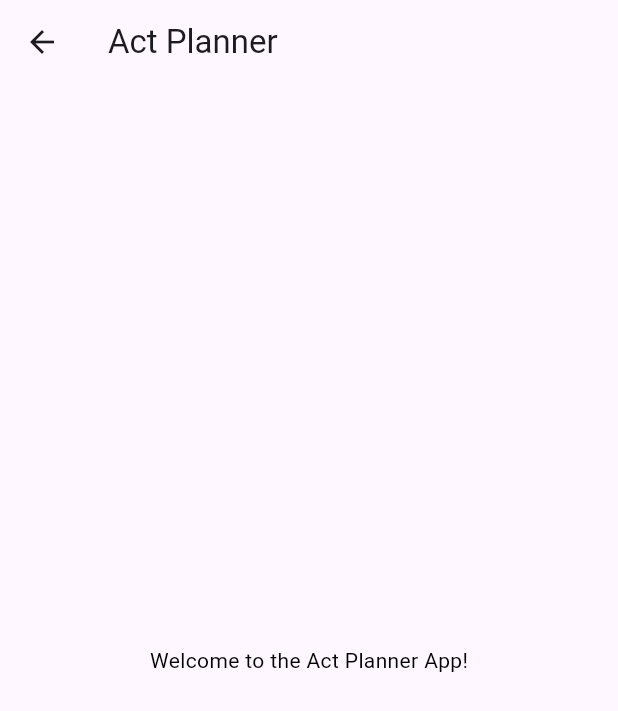
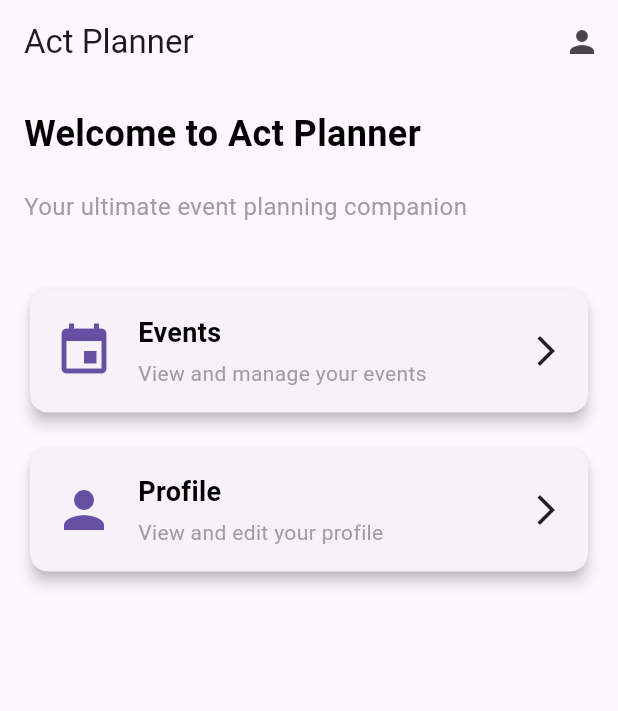
Before and after one commit to Ankk98/act_planner_app, a Flutter app: the HomeScreen screen opened directly, on a phone screen of 412 x 824 dp. Shown: the top 711 px of the screen. Run offline on Flutter 3.47's test engine with Material 3 defaults, Android fonts, the light colour scheme and no system bars; our stand-ins replace carousel_slider, flutter_contacts, hive, hive_flutter, permission_handler; accounts and stored records are empty; network calls fail; project files that could hold a hidden picture were left out.

Commit message:
Fix #36 Added, profile home screen with logout functionality

```diff
--- a/lib/main.dart
+++ b/lib/main.dart
@@ -15,6 +15,8 @@ import 'providers/acts_provider.dart';
 import 'providers/filter_provider.dart';
 import 'providers/auth_provider.dart';
 import 'screens/landing_screen.dart';
+import 'screens/profile_screen.dart';
+import 'screens/home_screen.dart'; // Import HomeScreen
 
 void main() async {
   WidgetsFlutterBinding.ensureInitialized();
@@ -102,18 +104,10 @@ class MyApp extends StatelessWidget {
         );
       },
       home: const LandingScreen(),
+      routes: {
+        '/profile': (context) => const ProfileScreen(),
+        '/home': (context) => const HomeScreen(),
+      },
     );
   }
 }
-
-class HomeScreen extends StatelessWidget {
-  const HomeScreen({super.key});
-
-  @override
-  Widget build(BuildContext context) {
-    return Scaffold(
-      appBar: AppBar(title: Text('Act Planner')),
-      body: Center(child: Text('Welcome to the Act Planner App!')),
-    );
-  }
-}
--- /dev/null
+++ b/lib/screens/home_screen.dart
@@ -0,0 +1,138 @@
+import 'package:flutter/material.dart';
+import 'event_list_screen.dart';
+
+class HomeScreen extends StatelessWidget {
+  const HomeScreen({super.key});
+
+  @override
+  Widget build(BuildContext context) {
+    return Scaffold(
+      appBar: AppBar(
+        title: const Text('Act Planner'),
+        actions: [
+          IconButton(
+            icon: const Icon(Icons.person),
+            onPressed: () {
+              Navigator.pushNamed(context, '/profile');
+            },
+          ),
+        ],
+      ),
+      body: Padding(
+        padding: const EdgeInsets.all(16.0),
+        child: Column(
+          crossAxisAlignment: CrossAxisAlignment.start,
+          children: [
+            const Text(
+              'Welcome to Act Planner',
+              style: TextStyle(fontSize: 24, fontWeight: FontWeight.bold),
+            ),
+            const SizedBox(height: 20),
+            const Text(
+              'Your ultimate event planning companion',
+              style: TextStyle(fontSize: 16, color: Colors.grey),
+            ),
+            const SizedBox(height: 40),
+
+            // Quick access card for Events
+            Card(
+              elevation: 4,
+              shape: RoundedRectangleBorder(
+                borderRadius: BorderRadius.circular(12),
+              ),
+              child: InkWell(
+                onTap: () {
+                  Navigator.push(
+                    context,
+                    MaterialPageRoute(builder: (context) => EventListScreen()),
+                  );
+                },
+                child: Padding(
+                  padding: const EdgeInsets.all(16.0),
+                  child: Row(
+                    children: [
+                      Icon(
+                        Icons.event,
+                        size: 40,
+                        color: Theme.of(context).primaryColor,
+                      ),
+                      const SizedBox(width: 16),
+                      const Expanded(
+                        child: Column(
+                          crossAxisAlignment: CrossAxisAlignment.start,
+                          children: [
+                            Text(
+                              'Events',
+                              style: TextStyle(
+                                fontSize: 18,
+                                fontWeight: FontWeight.bold,
+                              ),
+                            ),
+                            SizedBox(height: 4),
+                            Text(
+                              'View and manage your events',
+                              style: TextStyle(color: Colors.grey),
+                            ),
+                          ],
+                        ),
+                      ),
+                      const Icon(Icons.arrow_forward_ios),
+                    ],
+                  ),
+                ),
+              ),
+            ),
+
+            const SizedBox(height: 16),
+
+            // Quick access card for Profile
+            Card(
+              elevation: 4,
+              shape: RoundedRectangleBorder(
+                borderRadius: BorderRadius.circular(12),
+              ),
+              child: InkWell(
+                onTap: () {
+                  Navigator.pushNamed(context, '/profile');
+                },
+                child: Padding(
+                  padding: const EdgeInsets.all(16.0),
+                  child: Row(
+                    children: [
+                      Icon(
+                        Icons.person,
+                        size: 40,
+                        color: Theme.of(context).primaryColor,
+                      ),
+                      const SizedBox(width: 16),
+                      const Expanded(
+                        child: Column(
+                          crossAxisAlignment: CrossAxisAlignment.start,
+                          children: [
+                            Text(
+                              'Profile',
+                              style: TextStyle(
+                                fontSize: 18,
+                                fontWeight: FontWeight.bold,
+                              ),
+                            ),
+                            SizedBox(height: 4),
+                            Text(
+                              'View and edit your profile',
+                              style: TextStyle(color: Colors.grey),
+                            ),
+                          ],
+                        ),
+                      ),
+                      const Icon(Icons.arrow_forward_ios),
+                    ],
+                  ),
+                ),
+              ),
+            ),
+          ],
+        ),
+      ),
+    );
+  }
+}
```
Also changed, not shown: lib/screens/login_screen.dart (+3 -6 lines), lib/screens/profile_screen.dart (added, +147 -0 lines).
